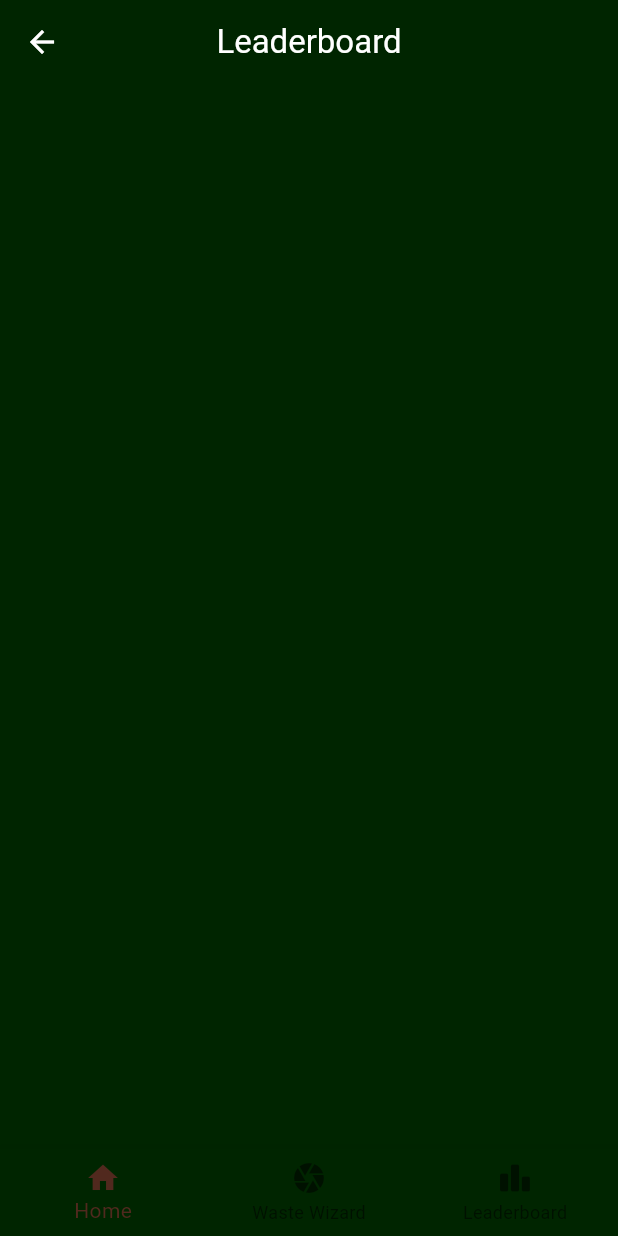
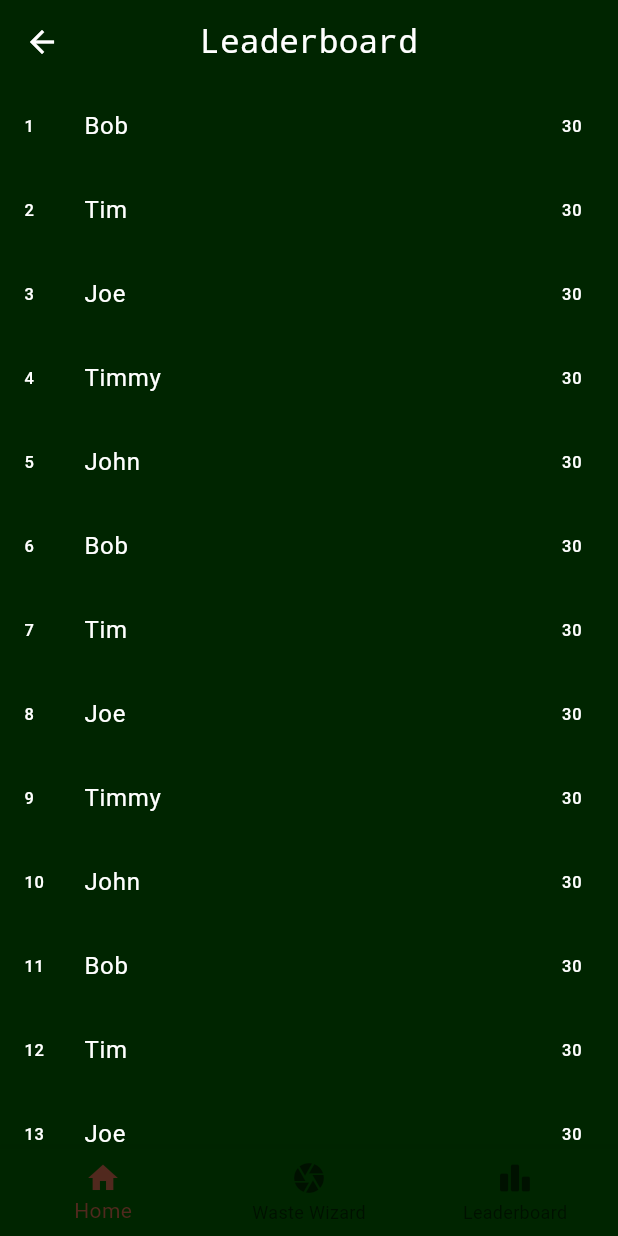
Before and after one commit to carterdbroom/binbuddy-frontend, a Flutter app: the Leaderboard screen opened directly, on a phone screen of 412 x 824 dp. Run offline on Flutter 3.47's test engine with Material 3 defaults, Android fonts, the light colour scheme and no system bars; our stand-ins replace camera, cloud_firestore, firebase_auth, firebase_core, google_maps_flutter; missing offline and left inert: segment_bar; accounts and stored records are empty; Roboto replaces fonts that are missing (Monospace, Prompt).

Commit message:
Made basic UI for leaderboard page, worked on routing for bottom navigation bar

```diff
--- a/lib/main.dart
+++ b/lib/main.dart
@@ -2,6 +2,7 @@ import 'package:binbuddy_frontend/net/maps.dart';
 import 'package:binbuddy_frontend/net/request_sender.dart';
 import 'package:binbuddy_frontend/net/vision.dart';
 import 'package:binbuddy_frontend/screens/landing.dart';
+import 'package:binbuddy_frontend/screens/leaderboard.dart';
 import 'package:binbuddy_frontend/screens/waste_wizard.dart';
 import 'package:binbuddy_frontend/screens/widgets/query_map.dart';
 import 'package:flutter/material.dart';
--- a/lib/screens/leaderboard.dart
+++ b/lib/screens/leaderboard.dart
@@ -1,41 +1,100 @@
+import 'package:binbuddy_frontend/screens/widgets/bottom_nav_bar.dart';
 import 'package:flutter/material.dart';
 import 'dart:async';
 import 'package:binbuddy_frontend/models/user.dart';
 import 'package:binbuddy_frontend/net/request_sender.dart';
 
 class Leaderboard extends StatefulWidget {
-  const Leaderboard({super.key});
+  Leaderboard({super.key});
 
   @override
   State<Leaderboard> createState() => _LeaderboardState();
 }
-  //final List<User> _leaderboard = ;
 
 
 class _LeaderboardState extends State<Leaderboard> {
+
+  List<User> _leaderboard = [];
+  bool isLoading = false;
+  List<String> test = ["Bob", "Tim", "Joe", "Timmy", "John","Bob", "Tim", "Joe", "Timmy", "John","Bob", "Tim", "Joe", "Timmy", "John"];
+  @override
+  void initState() {
+    initFunction();
+    super.initState();
+  }
+
+  void initFunction() async {
+    setState(() {
+      isLoading = true;
+    });
+
+    _leaderboard = await RequestSender.tryGetLeaderboard();
+
+    setState(() {
+      isLoading = false;
+    });
+  }
+
+  void updateLeaderboard() async {
+    setState(() {
+      isLoading = true;
+    });
+
+    _leaderboard = await RequestSender.tryGetLeaderboard();
+
+    setState(() {
+      isLoading = false;
+    });
+  }
+
+  String plusOne(int i) {
+    i += 1;
+    return i.toString();
+  }
+
   @override
   Widget build(BuildContext context) {
     return Scaffold(
       appBar: AppBar(
         centerTitle: true,
-        title: Text("Leaderboard"),
+        title: const Text(
+          "Leaderboard",
+          style: TextStyle(
+            fontFamily: "Monospace",
+          ),
+        ),
       ),
-      bottomNavigationBar: BottomNavigationBar(
-        items: const [
-          BottomNavigationBarItem(
-            icon: Icon(Icons.home),
-            label: "Home",
-          ),
-          BottomNavigationBarItem(
-            icon: Icon(Icons.camera),
-            label: "Waste Wizard",
-          ),
-          BottomNavigationBarItem(
-            icon: Icon(Icons.leaderboard_rounded),
-            label: "Leaderboard",
-          ),
-        ],
+      body: ListView.builder (
+        itemCount: test.length,
+        prototypeItem: ListTile(
+          title: Text(test.first),
+        ),
+        itemBuilder: (context, index) {
+          return ListTile(
+            leading: Text(plusOne(index)),
+            title: Text(test[index]),
+            trailing: Text("30"),
+          );
+        },
       ),
+      bottomNavigationBar: Bottom(),
     );
   }
 }
+
+
+/*
+body: ListView.builder (
+        itemCount: _leaderboard.length,
+        prototypeItem: ListTile(
+          title: Text(_leaderboard.first.name!),
+        ),
+        itemBuilder: (context, index) {
+          return ListTile(
+            leading: Text("$index"),
+            title: Text(_leaderboard[index].name!),
+            trailing: Text("$_leaderboard[index].score!")
+          );
+        },
+      ),
+*/
--- /dev/null
+++ b/lib/screens/widgets/bottom_nav_bar.dart
@@ -0,0 +1,41 @@
+import 'package:binbuddy_frontend/screens/home.dart';
+import 'package:binbuddy_frontend/screens/leaderboard.dart';
+import 'package:binbuddy_frontend/screens/waste_wizard.dart';
+import 'package:flutter/material.dart';
+
+
+class Bottom extends StatefulWidget {
+  const Bottom({super.key});
+
+
+  @override
+  State<Bottom> createState() => _BottomState();
+}
+
+class _BottomState extends State<Bottom> {
+
+  int _selectedIndex = 0;
+
+  @override
+  Widget build(BuildContext context) {
+    return BottomNavigationBar(
+      currentIndex: _selectedIndex,
+      items: const [
+        BottomNavigationBarItem(
+          icon: Icon(Icons.home),
+          label: "Home",
+        ),
+        BottomNavigationBarItem(
+          icon: Icon(Icons.camera),
+          label: "Waste Wizard",
+        ),
+        BottomNavigationBarItem(
+          icon: Icon(Icons.leaderboard_rounded),
+          label: "Leaderboard",
+        ),
+      ],
+      onTap: (index) => setState (() => _selectedIndex = index),
+
+    );
+  }
+}
```
Also changed, not shown: lib/screens/home.dart (+5 -17 lines), lib/screens/login.dart (+5 -5 lines), lib/screens/signup.dart (+7 -7 lines).
